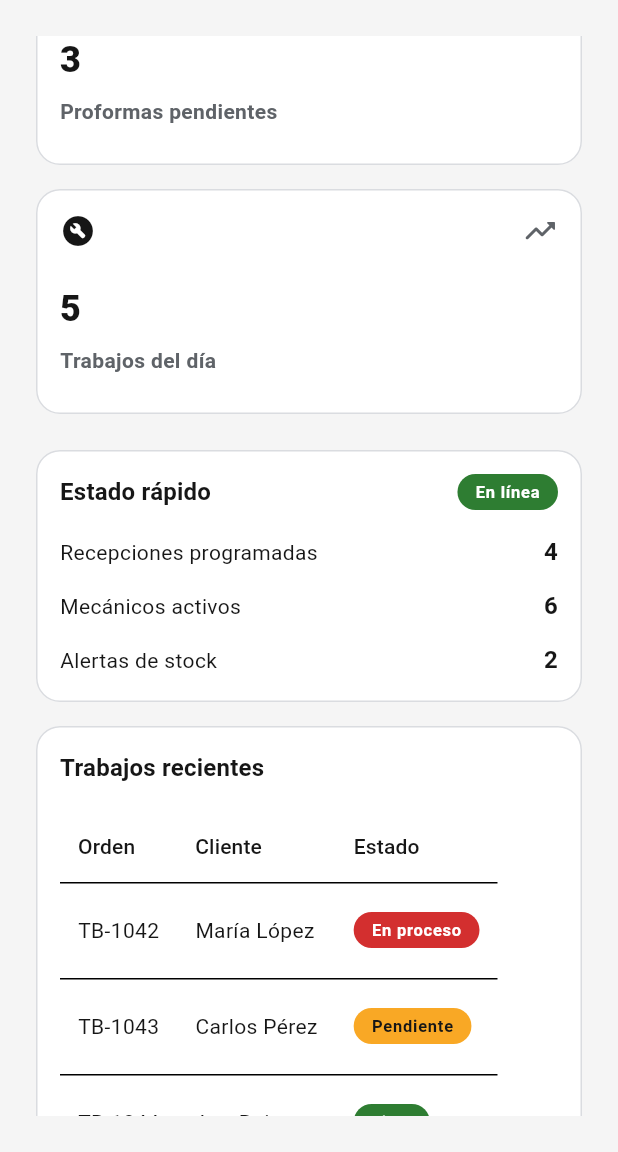
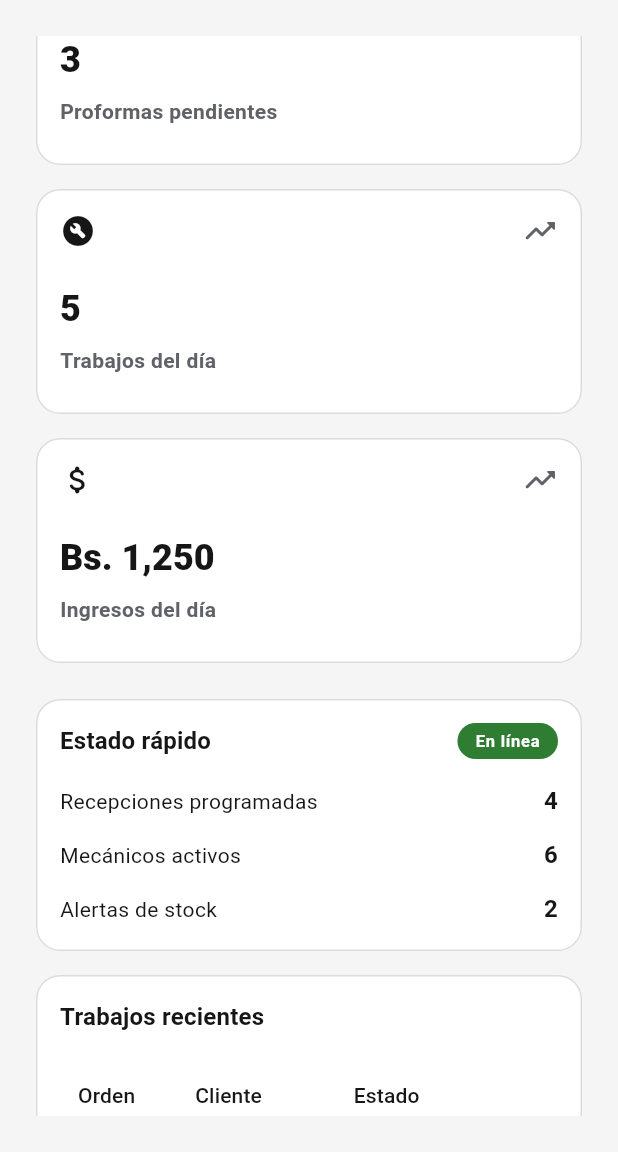
Before and after one commit to joselmin-lab/Pitbox-Control, a Flutter app: the screen it shows after launch, scrolled down 576 dp, on a phone screen of 412 x 824 dp, the part 84-1236 px from its top. Run offline on Flutter 3.47's test engine with Material 3 defaults, Android fonts, the phone set to English and light mode, and no system bars; our stand-ins replace flutter_riverpod, go_router; statements that could not run were skipped.

Commit message:
fix: restaurar KPI de ingresos y evitar duplicados en rollback
Co-authored-by: joselmin-lab <247488681+joselmin-lab@users.noreply.github.com>

```diff
--- a/lib/features/clientes/presentation/providers/clientes_provider.dart
+++ b/lib/features/clientes/presentation/providers/clientes_provider.dart
@@ -110,8 +110,12 @@ class ClientesNotifier extends AsyncNotifier<List<Cliente>> {
       for (final vehiculo in remainingVehiculos) {
         await vehiculoRepository.delete(vehiculo.id);
       }
+      final postRollbackVehiculos = await vehiculoRepository.getByClienteId(clienteId);
+      final postRollbackIds = postRollbackVehiculos.map((vehiculo) => vehiculo.id).toSet();
       for (final vehiculo in vehiculosSnapshot) {
-        await vehiculoRepository.create(vehiculo);
+        if (!postRollbackIds.contains(vehiculo.id)) {
+          await vehiculoRepository.create(vehiculo);
+        }
       }
       rethrow;
     } finally {
--- a/lib/features/dashboard/presentation/screens/dashboard_screen.dart
+++ b/lib/features/dashboard/presentation/screens/dashboard_screen.dart
@@ -1,6 +1,7 @@
 import 'package:flutter/material.dart';
 import 'package:flutter_riverpod/flutter_riverpod.dart';
 
+import '../../../../core/config/app_constants.dart';
 import '../../../../core/theme/app_colors.dart';
 import '../../../../core/theme/app_spacing.dart';
 import '../../../clientes/presentation/providers/clientes_provider.dart';
@@ -49,6 +50,12 @@ class DashboardScreen extends ConsumerWidget {
         title: 'Trabajos del día',
         value: '5',
         icon: Icons.build_circle_rounded,
+        highlight: false,
+      ),
+      (
+        title: 'Ingresos del día',
+        value: AppConstants.formatCurrency(1250),
+        icon: Icons.attach_money_rounded,
         highlight: false,
       ),
     ];
@@ -122,7 +129,7 @@ class DashboardScreen extends ConsumerWidget {
               LayoutBuilder(
                 builder: (context, gridConstraints) {
                   final crossAxisCount = gridConstraints.maxWidth >= 1200
-                      ? 4
+                      ? 5
                       : gridConstraints.maxWidth >= 700
                           ? 2
                           : 1;
```
